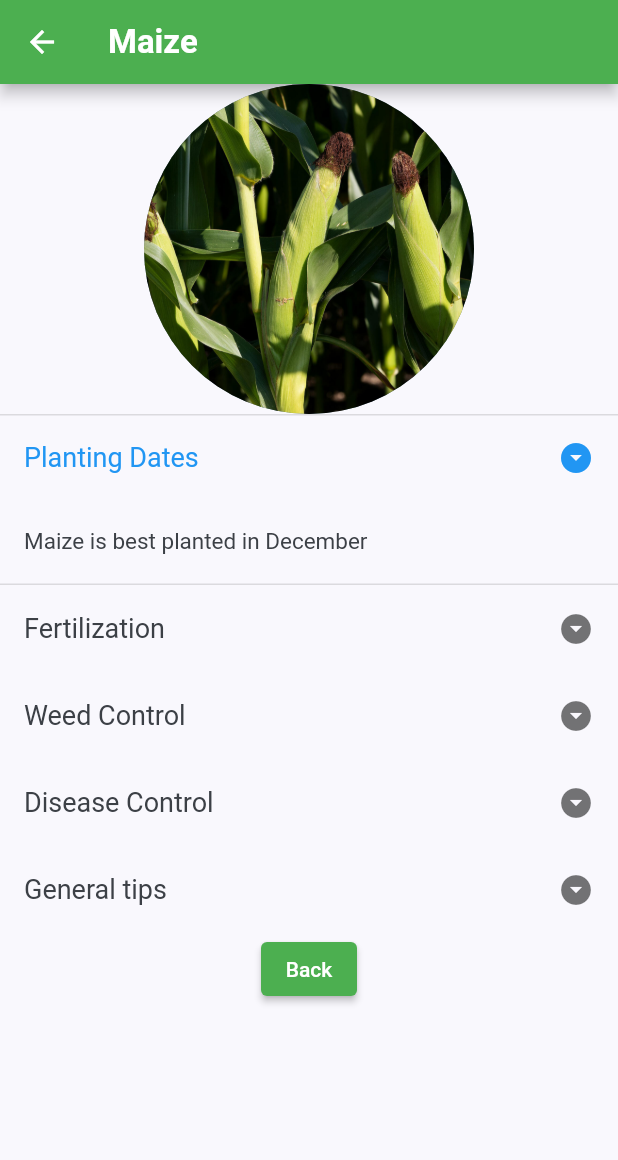
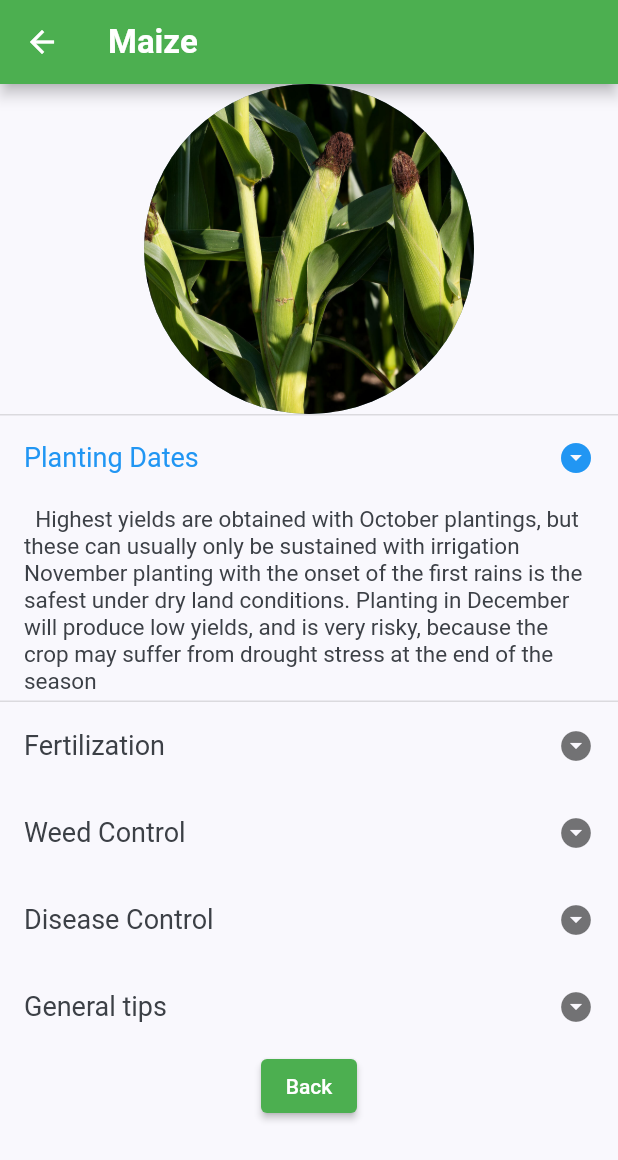
Before and after one commit to MthandazoJoeJunior/FarmApp-final, a Flutter app: the MaizeScreen screen opened by its route, after a tap on "Planting Dates", on a phone screen of 412 x 824 dp. Shown: the top 1160 px of the screen. Run offline on Flutter 3.47's test engine with Material 2 defaults, Android fonts, the phone set to English and light mode, and no system bars; our stand-ins replace flutter_svg; missing offline and left inert: flutter_fast_forms.

Commit message:
added maize info

```diff
--- a/lib/plant _screens/maize_screen.dart
+++ b/lib/plant _screens/maize_screen.dart
@@ -71,7 +71,9 @@ class _PlantDetailsState extends State<PlantDetails> {
           ),
           children: const <Widget>[
             ListTile(title: Text(
-                'Maize is best planted in December',
+                ' ' ' Highest yields are obtained with October plantings, but these can usually only be sustained with irrigation '
+                    'November planting with the onset of the first rains is the safest under dry land conditions.'
+                    ' Planting in December will produce low yields, and is very risky, because the crop may suffer from drought stress at the end of the season''',
               style:  TextStyle(
                 fontSize: 15,
               ),
@@ -97,7 +99,11 @@ class _PlantDetailsState extends State<PlantDetails> {
           ),
           children: const <Widget>[
             ListTile(title: Text(
-              'type of fertilizer',
+              '''The fertiliser requirements of maize depends on the soil fertility and yield target. Infertile soils
+                  require more fertiliser, as does a higher yield target.
+                  The two most important nutrients for maize are nitrogen and phosphorous.
+                  The first consideration for fertilising maize is manure.
+                  You may be guided by your regional farmer on the type of inorganic fertilizer to use.''',
               style:  TextStyle(
                 fontSize: 15,
               ),
@@ -123,7 +129,9 @@ class _PlantDetailsState extends State<PlantDetails> {
           ),
           children: const <Widget>[
             ListTile(title: Text(
-              'weeds',
+              '''The crop must have a good head start ahead of weeds.
+                  The crop must be weed free for the first 10 weeks of the crop cycle after crop emergence.
+                  If you fail to control weeds in maize in the first 5 weeks of the crop cycle, then 50% of the yields will be lost.''',
               style:  TextStyle(
                 fontSize: 15,
               ),
@@ -149,7 +157,10 @@ class _PlantDetailsState extends State<PlantDetails> {
           ),
           children: const <Widget>[
             ListTile(title: Text(
-              'diseases',
+              '''1. Grey Leaf Spot.
+              Causes: Fungus: Cercospora zea-maydis
+              Symptoms: Lesions are pale brown or grey to tan, long, narrow and rectangular, being characteristically restricted by veins
+              Management: Clean ploughing with crop rotation will reduce disease severity and apply foliar fungicide sprays e.g Tilt, Amistar, Bravo, Duett and Score''',
               style:  TextStyle(
                 fontSize: 15,
               ),
```
